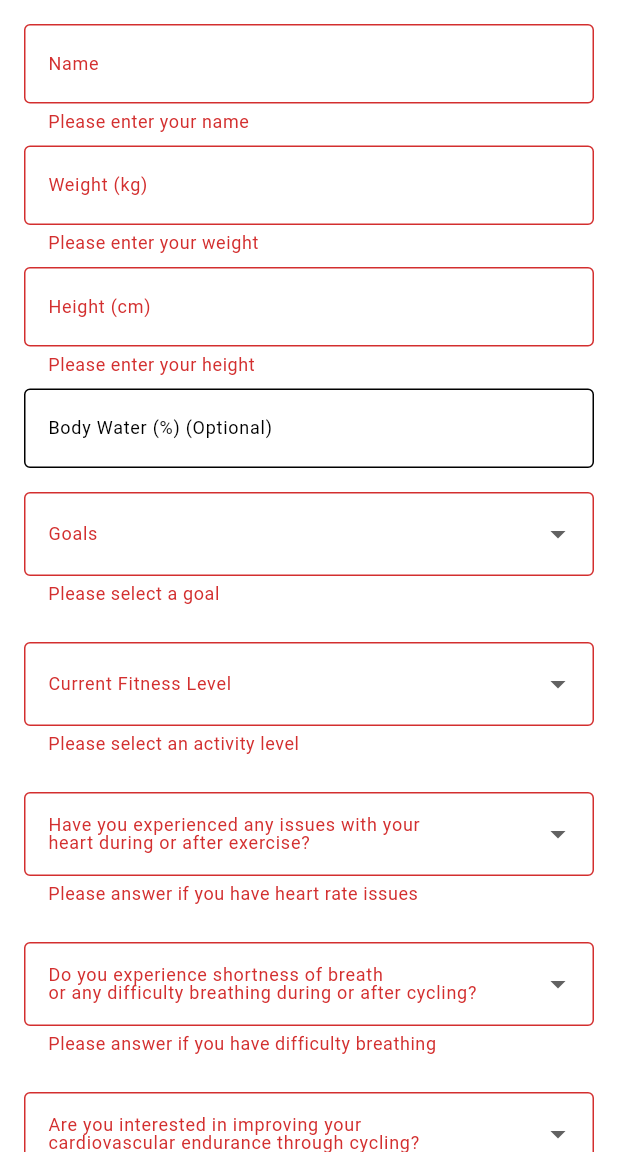
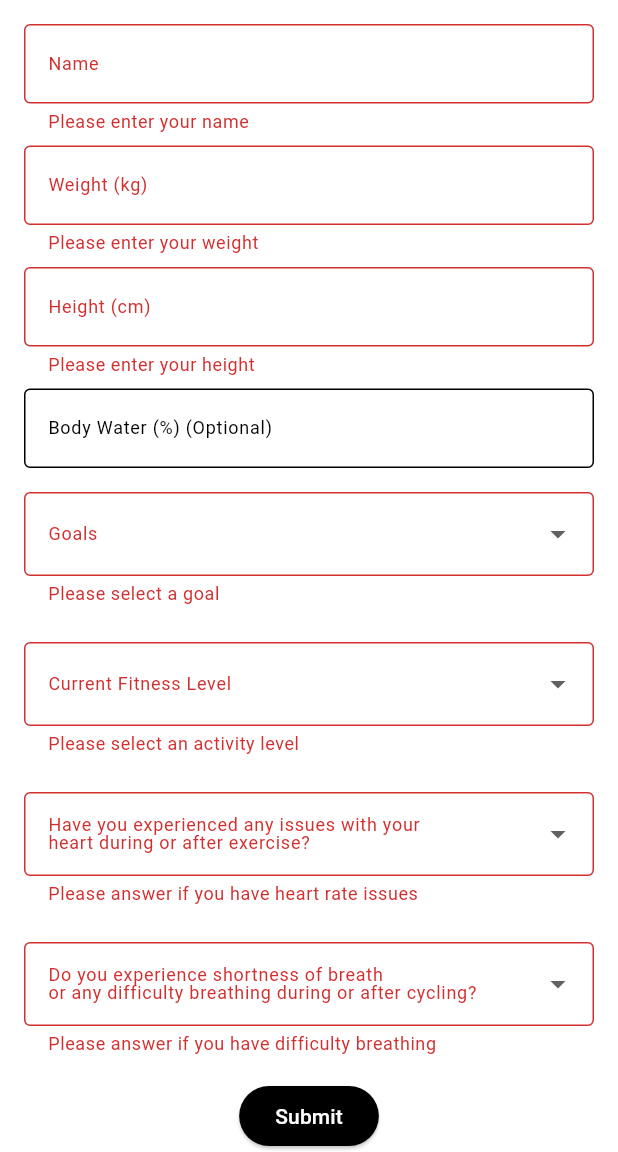
Before and after one commit to 1Jerome23/FitRide, a Flutter app: the QuestionPage screen opened by its route, after a tap on "Submit", on a phone screen of 412 x 824 dp, the part 84-1236 px from its top. Run offline on Flutter 3.47's test engine with Material 3 defaults, Android fonts, the phone set to English and light mode, and no system bars; our stand-ins replace cloud_firestore, firebase_auth, firebase_core, font_awesome_flutter, geolocator, google_fonts and 6 more; accounts and stored records are empty.

Commit message:
removed unnecessary fields in question.dart

```diff
--- a/fitride/lib/pages/question.dart
+++ b/fitride/lib/pages/question.dart
@@ -56,7 +56,6 @@ class _QuestionPageState extends State<QuestionPage> {
       final weight = _weightController.text.isNotEmpty ? _weightController.text : null;
       final height = _heightController.text.isNotEmpty ? _heightController.text : null;
       final bodyWater = _bodyWaterController.text.isNotEmpty ? _bodyWaterController.text : null;
-      final goals = _selectedGoal;
       final healthIssues = _selectedHealthIssue;
       final activityLevel = _selectedActivityLevel;
 
@@ -80,12 +79,10 @@ class _QuestionPageState extends State<QuestionPage> {
           'weight': weight,
           'height': height,
           'bodyWater': bodyWater,
-          'goals': goals,
           'healthIssues': healthIssues,
           'activityLevel': activityLevel,
           'experiencedHeartRateIssues': _experiencedHeartRateIssues,
           'difficultyBreathing': _difficultyBreathing,
-          'interestedInCardioEndurance': _interestedInCardioEndurance,
           'timestamp': FieldValue.serverTimestamp(),
         });
 
@@ -345,41 +342,6 @@ class _QuestionPageState extends State<QuestionPage> {
                   ),
                 ),
                 SizedBox(height: 8),
-
-                // Cardio Endurance dropdown field
-                Container(
-                  padding: EdgeInsets.symmetric(vertical: 8.0),
-                  child: DropdownButtonFormField<String>(
-                    value: _interestedInCardioEndurance,
-                    decoration: InputDecoration(
-                      labelText: 'Are you interested in improving your\ncardiovascular endurance through cycling?',
-                      labelStyle: TextStyle(fontSize: 12),
-                      border: OutlineInputBorder(),
-                      filled: true,
-                      fillColor: Colors.white,
-                    ),
-                    style: TextStyle(color: Colors.black, fontSize: 14),
-                    items: _yesNoOptions
-                        .map((option) => DropdownMenuItem(
-                              value: option,
-                              child: Text(option),
-                            ))
-                        .toList(),
-                    onChanged: (value) {
-                      setState(() {
-                        _interestedInCardioEndurance = value;
-                      });
-                    },
-                    validator: (value) {
-                      if (value == null || value.isEmpty) {
-                        return 'Please answer if you are interested in cardio endurance';
-                      }
-                      return null;
-                    },
-                  ),
-                ),
-                SizedBox(height: 16),
-
                 ElevatedButton(
                   onPressed: _submitForm,
                   child: Text('Submit'),
```
